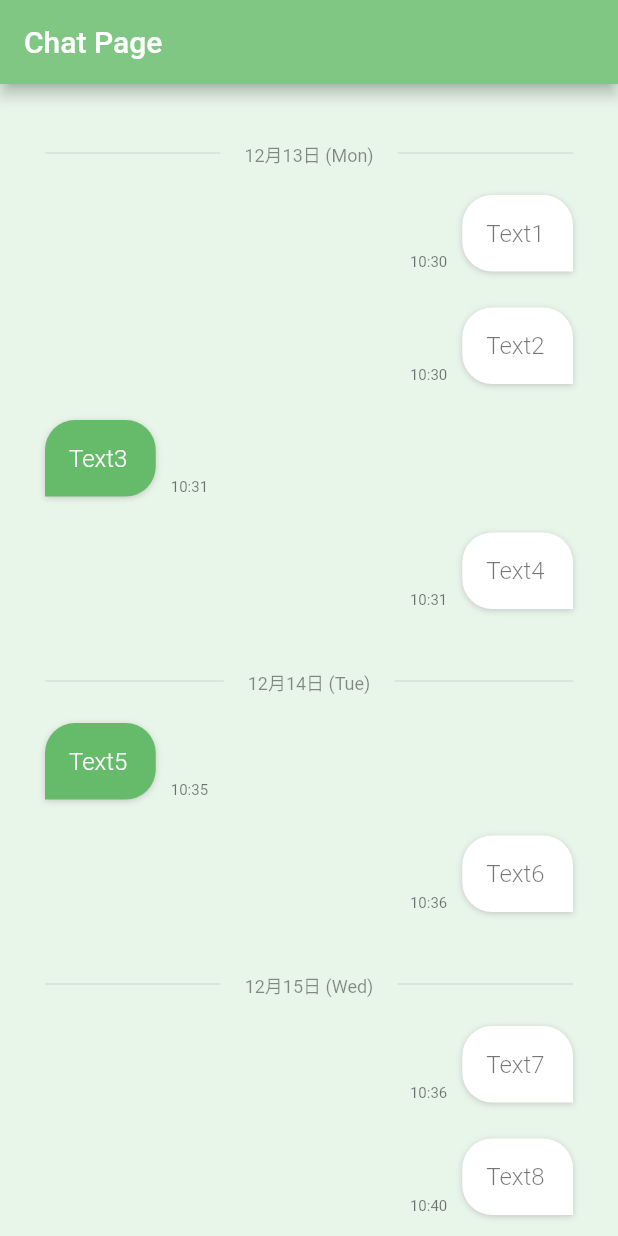
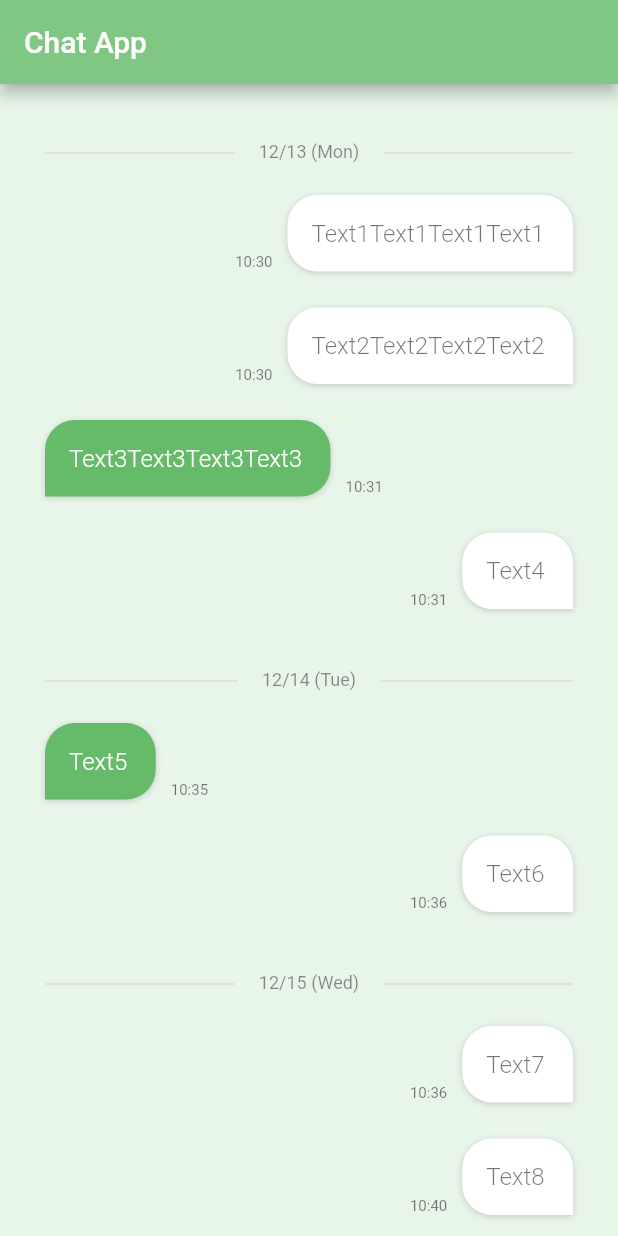
Before and after one commit to adamazmi2207/Chat_date_separator, a Flutter app: the screen it shows after launch, on a phone screen of 412 x 824 dp. Run offline on Flutter 3.47's test engine with Material 2 defaults, Android fonts, the phone set to English and light mode, and no system bars.

Commit message:
Refactor, cleanup code

```diff
--- /dev/null
+++ b/lib/chat_bubble.dart
@@ -0,0 +1,159 @@
+import 'package:flutter/material.dart';
+
+/// Chat Bubble widget class
+class ChatBubble extends StatelessWidget {
+  /// consctructor
+  const ChatBubble(
+      {Key? key,
+      required this.isMe,
+      required this.text,
+      required this.timestamp,
+      required this.showDate,
+      required this.date})
+      : super(key: key);
+
+  // return true if the chat sender is the user
+  final bool isMe;
+
+  // chat text message
+  final String text;
+
+  // chat timestamp value
+  final String timestamp;
+
+  // return true if should show date widget
+  final bool showDate;
+
+  // chat date value
+  final String date;
+
+  @override
+  Widget build(BuildContext context) {
+    return Padding(
+      padding: const EdgeInsets.all(12),
+      child: Column(
+        mainAxisAlignment: MainAxisAlignment.end,
+        crossAxisAlignment: CrossAxisAlignment.end,
+        children: [
+          // show Date Separator widget if True
+          if (showDate) _dateSeparator(context, date),
+
+          _bubbleRow(context),
+        ],
+      ),
+    );
+  }
+
+  // Chat bubble row widget
+  Row _bubbleRow(BuildContext context) {
+    return Row(
+      // align chat bubble to left side if is User, else align to right side
+      mainAxisAlignment: isMe ? MainAxisAlignment.end : MainAxisAlignment.start,
+      crossAxisAlignment: CrossAxisAlignment.end,
+      children: [
+        // if is User, show timestamp widget on left side
+        if (isMe) _timestamp(context),
+
+        // text bubble widget
+        _textBubble(context),
+
+        // if is not User, show timestamp widget on right side
+        if (!isMe) _timestamp(context),
+      ],
+    );
+  }
+
+  /// Text Bubble widget
+  Widget _textBubble(BuildContext context) {
+    return Flexible(
+      child: Container(
+        // make the maximum width of the chat bubble 0.74 of screen width
+        constraints:
+            BoxConstraints(maxWidth: MediaQuery.of(context).size.width * 0.74),
+        child: Container(
+          padding: const EdgeInsets.all(16),
+          decoration: BoxDecoration(
+            // if is User, set bubble color to white, else set to green
+            color: isMe ? Colors.white : Colors.green[400],
+
+            // Change bubble border radius based on chat sender
+            borderRadius: BorderRadius.only(
+              bottomRight: isMe ? Radius.zero : const Radius.circular(20),
+              topLeft: const Radius.circular(20),
+              bottomLeft: isMe ? const Radius.circular(20) : Radius.zero,
+              topRight: const Radius.circular(20),
+            ),
+            boxShadow: [
+              BoxShadow(
+                color: Colors.grey.withOpacity(0.5),
+                blurRadius: 3,
+                offset: const Offset(0, 1),
+              ),
+            ],
+          ),
+
+          // use SelectableText widget instead of a nornaml Text widget so that we can select and copy the text (optional)
+          child: SelectableText(
+            text,
+            toolbarOptions: const ToolbarOptions(
+              copy: true,
+              selectAll: true,
+              cut: false,
+              paste: false,
+            ),
+            style: TextStyle(
+              color: isMe ? Colors.black54 : Colors.white,
+              fontSize: 16.0,
+              fontWeight: FontWeight.w300,
+            ),
+          ),
+        ),
+      ),
+    );
+  }
+
+  /// Chat Bubble Timestamp widget
+  Widget _timestamp(BuildContext context) {
+    return Padding(
+      padding: const EdgeInsets.symmetric(horizontal: 10.0),
+      child: Column(
+        children: [
+          const SizedBox(height: 4),
+          Text(
+            timestamp,
+            style: const TextStyle(
+              fontSize: 10.0,
+              color: Colors.black54,
+            ),
+          ),
+        ],
+      ),
+    );
+  }
+
+  /// Date Separator widget
+  Widget _dateSeparator(BuildContext context, String date) {
+    return Padding(
+      padding: const EdgeInsets.symmetric(vertical: 16.0),
+      child: Stack(
+        children: [
+          const Divider(),
+          Center(
+            child: Container(
+              height: 20,
+              padding: const EdgeInsets.symmetric(horizontal: 16.0),
+              color: Colors.green[50],
+              child: Text(
+                date,
+                style: TextStyle(
+                  color: Colors.black45,
+                  fontSize: 12.0,
+                ),
+              ),
+            ),
+          ),
+        ],
+      ),
+    );
+  }
+}
--- a/lib/main.dart
+++ b/lib/main.dart
@@ -1,4 +1,4 @@
-import 'package:chat_date_separator/model/chat.dart';
+import 'package:chat_date_separator/chat_bubble.dart';
 import 'package:chat_date_separator/model/dummy_chat_data.dart';
 import 'package:chat_date_separator/util/date_util.dart';
 import 'package:flutter/material.dart';
@@ -7,30 +7,30 @@ void main() {
   runApp(MyApp());
 }
 
+/// MyApp class
 class MyApp extends StatelessWidget {
   // This widget is the root of your application.
   @override
   Widget build(BuildContext context) {
     return MaterialApp(
-      title: 'Flutter Demo',
-      theme: ThemeData(
-        primarySwatch: Colors.blue,
-      ),
       home: ChatPage(),
     );
   }
 }
 
+/// Chat Page widget class
 class ChatPage extends StatelessWidget {
   ChatPage({Key? key}) : super(key: key);
 
+  // Set dummy data
+  // (usually you will get this data from your database using StreamBuilder etc.X)
   final chats = dummyChats;
 
   @override
   Widget build(BuildContext context) {
     return Scaffold(
       appBar: AppBar(
-        title: Text('Chat Page'),
+        title: Text('Chat App'),
         backgroundColor: Colors.green[300],
       ),
       backgroundColor: Colors.green[50],
@@ -38,8 +38,11 @@ class ChatPage extends StatelessWidget {
     );
   }
 
+  /// Chat Screen Body widget
   Widget _body() {
-    var tmpDate = DateUtil.checkIfTomorrow();
+    // Initially set tmpDate as one day from current date
+    var tmpDate = DateUtil.tomorrow();
+
     return Padding(
       padding: const EdgeInsets.symmetric(horizontal: 8),
       child: Container(
@@ -48,172 +51,46 @@ class ChatPage extends StatelessWidget {
             shrinkWrap: true,
             physics: const ClampingScrollPhysics(),
             padding: const EdgeInsets.only(
-                left: 10.0, right: 10.0, bottom: 70.0, top: 10.0),
+              left: 10.0,
+              right: 10.0,
+              bottom: 70.0,
+              top: 10.0,
+            ),
             itemBuilder: (context, index) {
               final chat = chats[index];
-              final createdAt = chat.created;
+              final createdAt = chat.createdAt;
 
+              // we will use this variable to check it the current date is similar as previous date
+              // set to false as default
               var isSameDate = false;
+
+              // return True if is same date
               isSameDate = tmpDate.isSameDate(createdAt);
 
-              debugPrint('isSameDate = $isSameDate');
-
-              // 同じ日ではなければ表示
+              // Show Date Separator widget if not same date (date changed)
               if (!isSameDate) {
+                // Reset tmpDate with current message createdAt date
                 tmpDate = createdAt;
               }
 
-              final isMe = chat.textUser == 'userA';
+              final isMe = chat.sender == 'userA';
               final text = chat.text;
               final timestamp = DateUtil.hMMFormat(createdAt);
               final date = DateUtil.dateWithDayFormat(createdAt);
 
-              final _messageBubble = ChatBubble(
+              // Pass these parameters to chat bubble widget
+              final _chatBubble = ChatBubble(
                 isMe: isMe,
                 text: text,
                 timestamp: timestamp,
                 showDate: !isSameDate,
                 date: date,
               );
-              return _messageBubble;
+
+              // return the chat bubble created above
+              return _chatBubble;
             }),
       ),
     );
   }
 }
-
-class ChatBubble extends StatelessWidget {
-  const ChatBubble(
-      {Key? key,
-      required this.isMe,
-      required this.text,
-      required this.timestamp,
-      required this.showDate,
-      required this.date})
-      : super(key: key);
-
-  final bool isMe;
-  final String text;
-  final String timestamp;
-  final bool showDate;
-  final String date;
-
-  @override
-  Widget build(BuildContext context) {
-    return Padding(
-      padding: const EdgeInsets.all(12),
-      child: Column(
-        mainAxisAlignment: MainAxisAlignment.end,
-        crossAxisAlignment: CrossAxisAlignment.end,
-        children: [
-          if (showDate) _dateDivider(context, date),
-          Row(
-            mainAxisAlignment:
-                isMe ? MainAxisAlignment.end : MainAxisAlignment.start,
-            crossAxisAlignment: CrossAxisAlignment.end,
-            children: [
-              if (isMe) _chatBubbleSideArea(context),
-              _textBubble(context),
-              if (!isMe) _chatBubbleSideArea(context),
-            ],
-          ),
-        ],
-      ),
-    );
-  }
-
-  Widget _textBubble(BuildContext context) {
-    return Flexible(
-      child: Container(
-        constraints:
-            BoxConstraints(maxWidth: MediaQuery.of(context).size.width * 0.74),
-        child: Column(
-          mainAxisSize: MainAxisSize.min,
-          crossAxisAlignment:
-              isMe ? CrossAxisAlignment.end : CrossAxisAlignment.start,
-          children: [
-            Flexible(
-              child: Container(
-                padding: const EdgeInsets.all(16),
-                decoration: BoxDecoration(
-                  color: isMe ? Colors.white : Colors.green[400],
-                  borderRadius: BorderRadius.only(
-                    bottomRight: isMe ? Radius.zero : const Radius.circular(20),
-                    topLeft: const Radius.circular(20),
-                    bottomLeft: isMe ? const Radius.circular(20) : Radius.zero,
-                    topRight: const Radius.circular(20),
-                  ),
-                  boxShadow: [
-                    BoxShadow(
-                      color: Colors.grey.withOpacity(0.5),
-                      blurRadius: 3,
-                      offset: const Offset(0, 1),
-                    ),
-                  ],
-                ),
-                child: SelectableText(
-                  text,
-                  toolbarOptions: const ToolbarOptions(
-                    copy: true,
-                    selectAll: true,
-                    cut: false,
-                    paste: false,
-                  ),
-                  style: TextStyle(
-                    color: isMe ? Colors.black54 : Colors.white,
-                    fontSize: 16.0,
-                    fontWeight: FontWeight.w300,
-                  ),
-                ),
-              ),
-            ),
-          ],
-        ),
-      ),
-    );
-  }
-
-  /// Chat bubble side area widget (timestamp, delete button)
-  Widget _chatBubbleSideArea(BuildContext context) {
-    return Padding(
-      padding: const EdgeInsets.symmetric(horizontal: 10.0),
-      child: Column(
-        children: [
-          const SizedBox(height: 4),
-          Text(
-            timestamp,
-            style: const TextStyle(
-              fontSize: 10.0,
-              color: Colors.black54,
-              // fontFamily:
-            ),
-          ),
-        ],
-      ),
-    );
-  }
-
-  Widget _dateDivider(BuildContext context, String date) {
-    return Padding(
-      padding: const EdgeInsets.symmetric(vertical: 16.0),
-      child: Stack(
-        children: [
-          const Divider(),
-          Center(
-            child: Container(
-                height: 20,
-                padding: const EdgeInsets.symmetric(horizontal: 16.0),
-                color: Colors.green[50],
-                child: Text(
-                  date,
-                  style: TextStyle(
-                    color: Colors.black45,
-                    fontSize: 12.0,
-                  ),
-                )),
-          ),
-        ],
-      ),
-    );
-  }
-}
--- a/lib/model/chat.dart
+++ b/lib/model/chat.dart
@@ -1,7 +1,18 @@
+/// Chat data model class
 class Chat {
-  final DateTime created;
+  /// The date the chat message is created at / posted at
+  final DateTime createdAt;
+
+  /// The actual chat text message
   final String text;
-  final String textUser;
 
-  Chat({required this.created, required this.text, required this.textUser});
+  /// The sender of the chat message
+  final String sender;
+
+  /// Constructor
+  Chat({
+    required this.createdAt,
+    required this.text,
+    required this.sender,
+  });
 }
--- a/lib/model/dummy_chat_data.dart
+++ b/lib/model/dummy_chat_data.dart
@@ -1,60 +1,63 @@
 import 'package:chat_date_separator/model/chat.dart';
 
+// set current date & time
 final now = DateTime.now();
+
+// Dummy data: List of Chats
 List<Chat> dummyChats = [
   Chat(
-    created: now,
-    text: 'Text1',
-    textUser: 'userA',
+    createdAt: now,
+    text: 'Text1Text1Text1Text1',
+    sender: 'userA',
   ),
   Chat(
-    created: now,
-    text: 'Text2',
-    textUser: 'userA',
+    createdAt: now,
+    text: 'Text2Text2Text2Text2',
+    sender: 'userA',
   ),
   Chat(
-    created: now.add(Duration(minutes: 1)),
-    text: 'Text3',
-    textUser: 'userB',
+    createdAt: now.add(Duration(minutes: 1)),
+    text: 'Text3Text3Text3Text3',
+    sender: 'userB',
   ),
   Chat(
-    created: now.add(Duration(minutes: 1)),
+    createdAt: now.add(Duration(minutes: 1)),
     text: 'Text4',
-    textUser: 'userA',
+    sender: 'userA',
   ),
   Chat(
-    created: now.add(Duration(days: 1, minutes: 5)),
+    createdAt: now.add(Duration(days: 1, minutes: 5)),
     text: 'Text5',
-    textUser: 'userB',
+    sender: 'userB',
   ),
   Chat(
-    created: now.add(Duration(days: 1, minutes: 6)),
+    createdAt: now.add(Duration(days: 1, minutes: 6)),
     text: 'Text6',
-    textUser: 'userA',
+    sender: 'userA',
   ),
   Chat(
-    created: now.add(Duration(days: 2, minutes: 6)),
+    createdAt: now.add(Duration(days: 2, minutes: 6)),
     text: 'Text7',
-    textUser: 'userA',
+    sender: 'userA',
   ),
   Chat(
-    created: now.add(Duration(days: 2, minutes: 10)),
+    createdAt: now.add(Duration(days: 2, minutes: 10)),
     text: 'Text8',
-    textUser: 'userA',
+    sender: 'userA',
   ),
   Chat(
-    created: now.add(Duration(days: 3, minutes: 90)),
+    createdAt: now.add(Duration(days: 3, minutes: 90)),
     text: 'Text9',
-    textUser: 'userB',
+    sender: 'userB',
   ),
   Chat(
-    created: now.add(Duration(days: 3, minutes: 90)),
+    createdAt: now.add(Duration(days: 3, minutes: 90)),
     text: 'Text10',
-    textUser: 'userA',
+    sender: 'userA',
   ),
   Chat(
-    created: now.add(Duration(days: 4, minutes: 100)),
+    createdAt: now.add(Duration(days: 4, minutes: 100)),
     text: 'Text11',
-    textUser: 'userB',
+    sender: 'userB',
   ),
 ];
--- a/lib/util/date_util.dart
+++ b/lib/util/date_util.dart
@@ -2,35 +2,41 @@ import 'package:intl/intl.dart';
 
 /// DateTime extension
 extension DateTimeTimeExtension on DateTime {
-  /// [other]と同じ年月日かを判定する
-  bool isSameDate(DateTime other) {
-    return year == other.year && month == other.month && day == other.day;
+  /// return true if input date is same
+  bool isSameDate(DateTime inputDate) {
+    return year == inputDate.year &&
+        month == inputDate.month &&
+        day == inputDate.day;
   }
 }
 
+/// Date Utility class
 class DateUtil {
-  /// 明日を取得(テストなどに使う)
-  static DateTime checkIfTomorrow() {
+  /// get tomorrow's date
+  static DateTime tomorrow() {
+    // current date
     final now = DateTime.now();
+
     return DateTime(now.year, now.month, now.day + 1);
   }
 
-  /// H:mmの文字にして返す
+  /// convert to [H:mm] format
   static String hMMFormat(DateTime dateTime) {
     return DateFormat('H:mm').format(dateTime);
   }
 
-  /// M月d日 (月)の文字にして返す
-  /// [context] BuildContext, [dateTime] DateTime
+  /// convert to [M/d (day)] format
   static String dateWithDayFormat(DateTime dateTime) {
-    // 曜日
+    // get name of days of the week
     final weekName = _weekNames()[dateTime.weekday];
-    final date = DateFormat('M月d日').format(dateTime);
-    // debugPrint('date -> $date');
+
+    // get date string value
+    final date = DateFormat('M/d').format(dateTime);
+
     return date + ' ($weekName)';
   }
 
-  // 曜日取得
+  // List of days of week
   static List<String> _weekNames() {
     return <String>[
       '',
```
Also changed, not shown: pubspec.yaml (+2 -22 lines), pubspec.lock, 1 other file.
